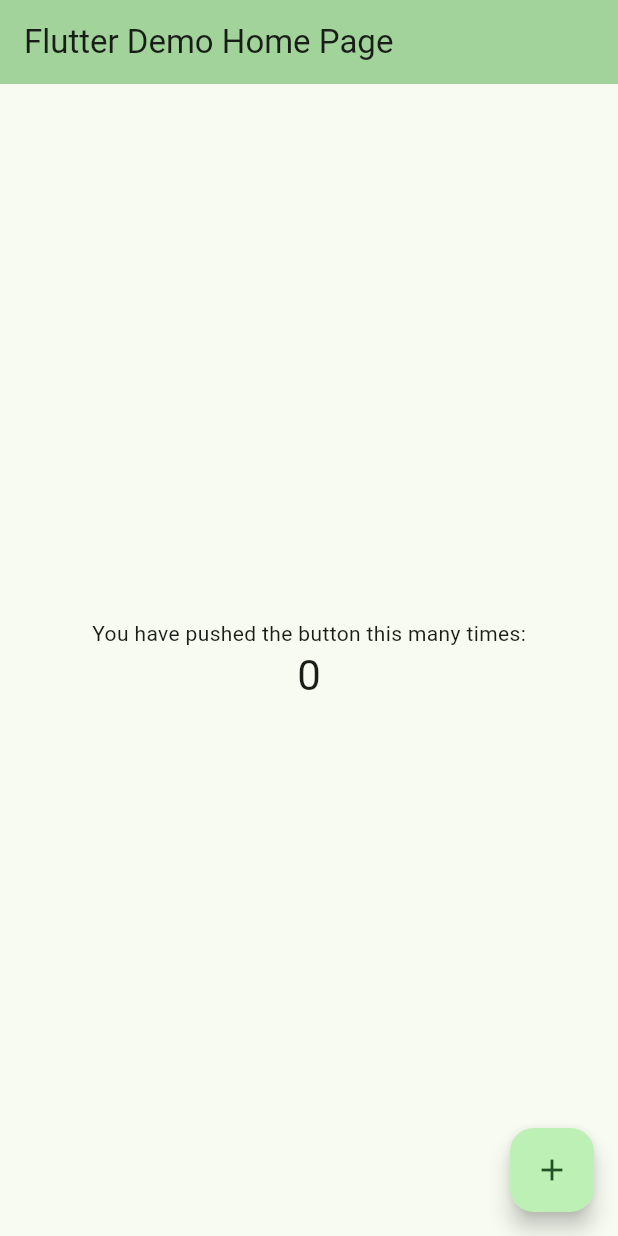
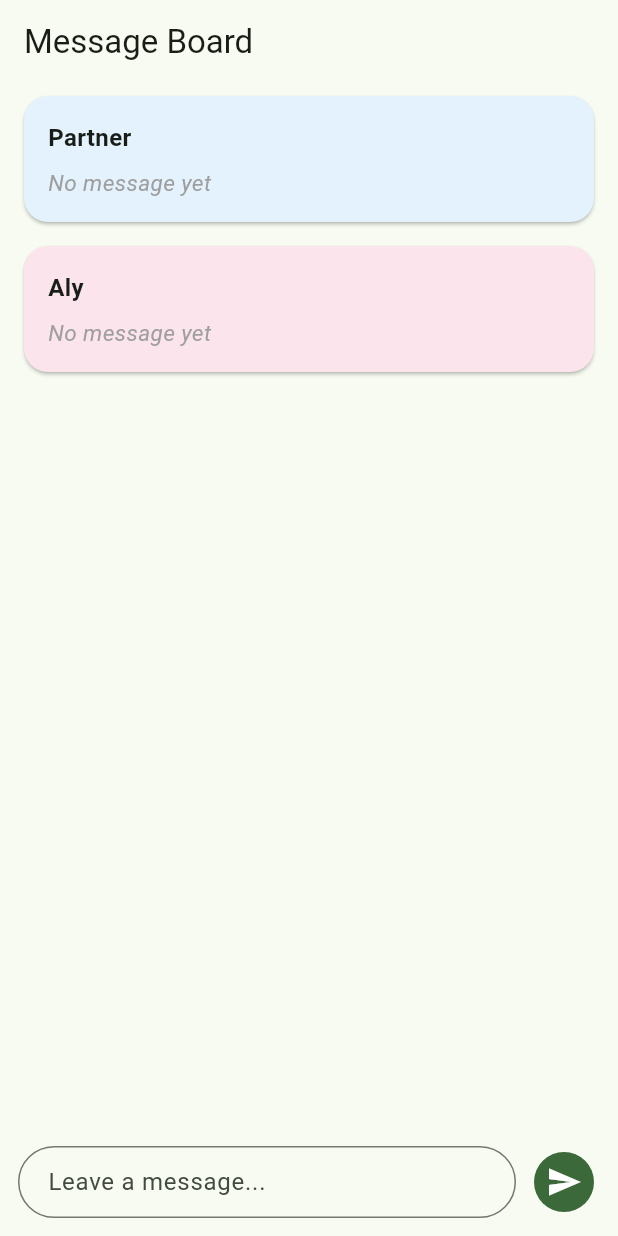
Before and after one commit to rhenoa24/Okaeri, a Flutter app: the screen it shows after launch, on a phone screen of 412 x 824 dp. Run offline on Flutter 3.47's test engine with Material 3 defaults, Android fonts, the phone set to English and light mode, and no system bars; our stand-ins replace cloud_firestore, firebase_core; accounts and stored records are empty.

Commit message:
Creating test message board connected to Firebase!

```diff
--- a/okaeri/lib/main.dart
+++ b/okaeri/lib/main.dart
@@ -1,6 +1,7 @@
 import 'package:flutter/material.dart';
 import 'package:firebase_core/firebase_core.dart';
 import 'firebase_options.dart';
+import 'screens/message_board/message_board_screen.dart';
 
 void main() async {
   WidgetsFlutterBinding.ensureInitialized();
@@ -34,7 +35,8 @@ class MyApp extends StatelessWidget {
         // tested with just a hot reload.
         colorScheme: .fromSeed(seedColor: Colors.green),
       ),
-      home: const MyHomePage(title: 'Flutter Demo Home Page'),
+      // home: const MyHomePage(title: 'Flutter Demo Home Page'),
+      home: const MessageBoardScreen(),
     );
   }
 }
--- a/okaeri/lib/models/message.dart
+++ b/okaeri/lib/models/message.dart
@@ -0,0 +1,39 @@
+import 'package:cloud_firestore/cloud_firestore.dart';
+
+class Message {
+  final String authorUid;
+  final String authorName;
+  final String text;
+  final DateTime updatedAt;
+
+  Message({
+    required this.authorUid,
+    required this.authorName,
+    required this.text,
+    required this.updatedAt,
+  });
+
+  // Convert Firestore document -> Message object
+  // fromMap — reads raw Firestore data and turns it into a typed Dart object your UI can safely use
+  factory Message.fromMap(Map<String, dynamic> map) {
+    return Message(
+      authorUid: map['authorUid'] ?? '',
+      authorName: map['authorName'] ?? '',
+      text: map['text'] ?? '',
+      updatedAt: (map['updatedAt'] as Timestamp?)?.toDate() ?? DateTime.now(),
+    );
+  }
+
+  // Convert Message object -> Firestore document
+  // toMap — does the reverse when you write a new message
+  Map<String, dynamic> toMap() {
+    return {
+      'authorUid': authorUid,
+      'authorName': authorName,
+      'text': text,
+      'updatedAt': Timestamp.fromDate(
+        updatedAt,
+      ), //Using Timestamp (Firestore's native date type) instead of raw strings keeps sorting/formatting reliable later
+    };
+  }
+}
--- a/okaeri/lib/screens/message_board/message_board_screen.dart
+++ b/okaeri/lib/screens/message_board/message_board_screen.dart
@@ -0,0 +1,107 @@
+import 'package:flutter/material.dart';
+import '../../models/message.dart';
+import '../../services/message_service.dart';
+import '../../widgets/message_cart.dart';
+
+class MessageBoardScreen extends StatefulWidget {
+  const MessageBoardScreen({super.key});
+
+  @override
+  State<MessageBoardScreen> createState() => _MessageBoardScreenState();
+}
+
+class _MessageBoardScreenState extends State<MessageBoardScreen> {
+  final MessageService _service = MessageService();
+  final TextEditingController _controller = TextEditingController();
+
+  // Temporary fixed IDs until real auth is wired in
+  final String myId = 'partner1';
+  final String partnerId = 'partner2';
+  final String myName = 'Aly'; // change to your name for testing
+
+  @override
+  void dispose() {
+    _controller.dispose();
+    super.dispose();
+  }
+
+  void _sendMessage() async {
+    if (_controller.text.trim().isEmpty) return;
+
+    await _service.setMessage(
+      partnerId: myId,
+      authorName: myName,
+      text: _controller.text.trim(),
+    );
+
+    _controller.clear();
+    FocusScope.of(context).unfocus();
+  }
+
+  @override
+  Widget build(BuildContext context) {
+    return Scaffold(
+      appBar: AppBar(title: const Text('Message Board')),
+      body: Column(
+        children: [
+          Expanded(
+            child: ListView(
+              children: [
+                // Partner's message (read-only)
+                StreamBuilder<Message?>(
+                  stream: _service.watchMessage(partnerId),
+                  builder: (context, snapshot) {
+                    return MessageCard(
+                      label: 'Partner',
+                      message: snapshot.data,
+                      isMe: false,
+                    );
+                  },
+                ),
+                // My message (read-only display of what I last sent)
+                StreamBuilder<Message?>(
+                  stream: _service.watchMessage(myId),
+                  builder: (context, snapshot) {
+                    return MessageCard(
+                      label: myName,
+                      message: snapshot.data,
+                      isMe: true,
+                    );
+                  },
+                ),
+              ],
+            ),
+          ),
+          // Input area
+          Padding(
+            padding: const EdgeInsets.all(12),
+            child: Row(
+              children: [
+                Expanded(
+                  child: TextField(
+                    controller: _controller,
+                    decoration: InputDecoration(
+                      hintText: 'Leave a message...',
+                      border: OutlineInputBorder(
+                        borderRadius: BorderRadius.circular(24),
+                      ),
+                      contentPadding: const EdgeInsets.symmetric(
+                        horizontal: 16,
+                      ),
+                    ),
+                    onSubmitted: (_) => _sendMessage(),
+                  ),
+                ),
+                const SizedBox(width: 8),
+                IconButton.filled(
+                  onPressed: _sendMessage,
+                  icon: const Icon(Icons.send),
+                ),
+              ],
+            ),
+          ),
+        ],
+      ),
+    );
+  }
+}
--- a/okaeri/lib/services/message_service.dart
+++ b/okaeri/lib/services/message_service.dart
@@ -0,0 +1,37 @@
+import 'package:cloud_firestore/cloud_firestore.dart';
+import '../models/message.dart';
+
+// The service only knows about Message objects — it never touches raw maps outside of translating to/from Firestore.
+// Your UI will only ever work with Message, watchMessage(), and setMessage().
+class MessageService {
+  final CollectionReference _messageBoard = FirebaseFirestore.instance
+      .collection('messageBoard');
+
+  // Real-time stream of a single partner's message
+  // watchMessage() returns a Stream — this is Flutter's real-time listener. Whenever the Firestore doc changes (your boyfriend writes a new message),
+  // this stream automatically emits the new value and your UI updates. No refresh button needed.
+  Stream<Message?> watchMessage(String partnerId) {
+    return _messageBoard.doc(partnerId).snapshots().map((doc) {
+      if (!doc.exists) return null;
+      return Message.fromMap(doc.data() as Map<String, dynamic>);
+    });
+  }
+
+  // Write/overwrite a partner's message
+  // setMessage() uses .set() (not .add()) — this overwrites the doc at that exact ID every time,
+  // which matches your README's "writing a new one replaces the previous one" behavior.
+  Future<void> setMessage({
+    required String partnerId,
+    required String authorName,
+    required String text,
+  }) async {
+    final message = Message(
+      authorUid: partnerId,
+      authorName: authorName,
+      text: text,
+      updatedAt: DateTime.now(),
+    );
+
+    await _messageBoard.doc(partnerId).set(message.toMap());
+  }
+}
--- a/okaeri/lib/widgets/message_cart.dart
+++ b/okaeri/lib/widgets/message_cart.dart
@@ -0,0 +1,47 @@
+import 'package:flutter/material.dart';
+import '../models/message.dart';
+
+class MessageCard extends StatelessWidget {
+  final String label; // e.g. "Aly" or "Ranjo"
+  final Message? message;
+  final bool isMe;
+
+  const MessageCard({
+    super.key,
+    required this.label,
+    required this.message,
+    required this.isMe,
+  });
+
+  @override
+  Widget build(BuildContext context) {
+    return Card(
+      margin: const EdgeInsets.symmetric(vertical: 8, horizontal: 16),
+      color: isMe ? Colors.pink.shade50 : Colors.blue.shade50,
+      shape: RoundedRectangleBorder(borderRadius: BorderRadius.circular(16)),
+      child: Padding(
+        padding: const EdgeInsets.all(16),
+        child: Column(
+          crossAxisAlignment: CrossAxisAlignment.start,
+          children: [
+            Text(
+              label,
+              style: const TextStyle(fontWeight: FontWeight.bold, fontSize: 16),
+            ),
+            const SizedBox(height: 8),
+            Text(
+              message?.text ?? 'No message yet',
+              style: TextStyle(
+                fontSize: 15,
+                fontStyle: message == null
+                    ? FontStyle.italic
+                    : FontStyle.normal,
+                color: message == null ? Colors.grey : Colors.black87,
+              ),
+            ),
+          ],
+        ),
+      ),
+    );
+  }
+}
```
